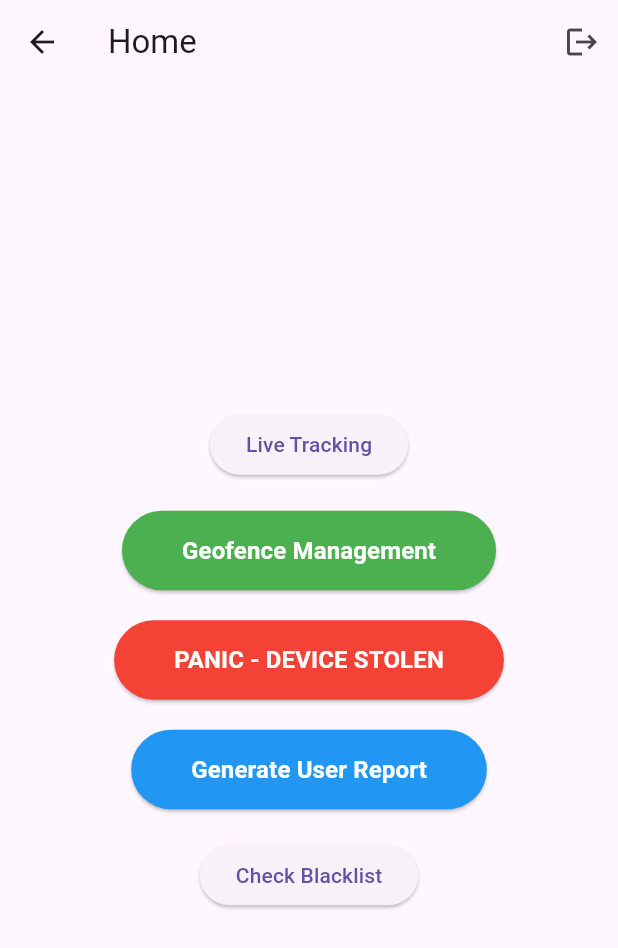
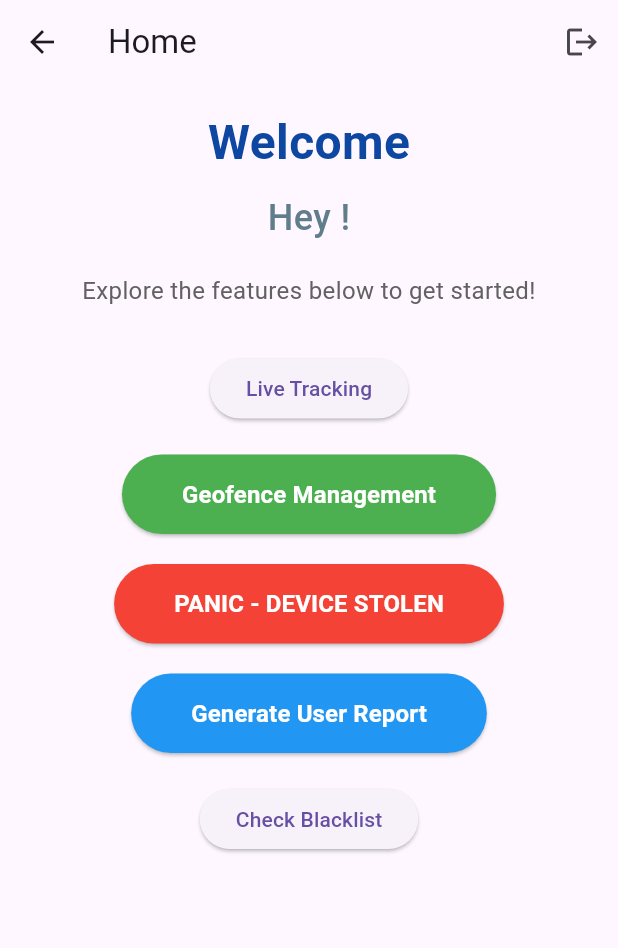
Before and after one commit to MATHUR007/Anti_Theft_App, a Flutter app: the HomeScreen screen opened directly, after a tap on the "logout" icon, on a phone screen of 412 x 824 dp. Shown: the top 948 px of the screen. Run offline on Flutter 3.47's test engine with Material 3 defaults, Android fonts, the phone set to English and light mode, and no system bars; our stand-ins replace geolocator, google_maps_flutter, share_plus, shared_preferences, supabase_flutter; missing offline and left inert: flutter_email_sender; accounts and stored records are empty.

Commit message:
Last minute Changes

```diff
--- a/lib/screens/home_screen.dart
+++ b/lib/screens/home_screen.dart
@@ -7,6 +7,23 @@ import 'Blacklistnumber.dart';
 import 'geofence.dart';
 
 class HomeScreen extends StatelessWidget {
+  Future<String> _fetchUsername() async {
+    final user = Supabase.instance.client.auth.currentUser;
+    if (user == null) return 'User'; // Changed default name to 'User'
+
+    try {
+      final response = await Supabase.instance.client
+          .from('Snatcher Database')
+          .select('full_name')
+          .eq('auth.uid', user.id)
+          .single();
+
+      return response['full_name'] ?? 'User'; // Changed fallback name to 'User'
+    } catch (e) {
+      return 'User'; // Changed fallback name to 'User'
+    }
+  }
+
   @override
   Widget build(BuildContext context) {
     return Scaffold(
@@ -25,15 +42,52 @@ class HomeScreen extends StatelessWidget {
           ),
         ],
       ),
-      body: Center(
+      body: FutureBuilder<String>(
+        future: _fetchUsername(),
+        builder: (context, snapshot) {
+          final username = snapshot.data ?? 'Guest';
+
+          return SingleChildScrollView(
+            child: Center(
+              // Added Center widget
+              child: Padding(
+                padding: const EdgeInsets.all(16.0),
                 child: Column(
-          mainAxisAlignment: MainAxisAlignment.center,
+                  crossAxisAlignment: CrossAxisAlignment.center,
                   children: [
+                    Text(
+                      'Welcome',
+                      style: TextStyle(
+                        fontSize: 32,
+                        fontWeight: FontWeight.bold,
+                        color: Colors.blue.shade900,
+                      ),
+                    ),
+                    SizedBox(height: 10),
+                    Text(
+                      'Hey $username!',
+                      style: TextStyle(
+                        fontSize: 24,
+                        fontWeight: FontWeight.w500,
+                        color: Colors.blueGrey,
+                      ),
+                    ),
+                    SizedBox(height: 20),
+                    Text(
+                      'Explore the features below to get started!',
+                      textAlign: TextAlign.center,
+                      style: TextStyle(
+                        fontSize: 16,
+                        color: Colors.grey.shade700,
+                      ),
+                    ),
+                    SizedBox(height: 30),
                     ElevatedButton(
                       onPressed: () {
                         Navigator.push(
                           context,
-                  MaterialPageRoute(builder: (context) => LiveTrackingScreen()),
+                          MaterialPageRoute(
+                              builder: (context) => LiveTrackingScreen()),
                         );
                       },
                       child: Text('Live Tracking'),
@@ -43,12 +97,14 @@ class HomeScreen extends StatelessWidget {
                       onPressed: () {
                         Navigator.push(
                           context,
-                  MaterialPageRoute(builder: (context) => GeofenceScreen()),
+                          MaterialPageRoute(
+                              builder: (context) => GeofenceScreen()),
                         );
                       },
                       style: ElevatedButton.styleFrom(
                         backgroundColor: Colors.green,
-                padding: EdgeInsets.symmetric(horizontal: 40, vertical: 15),
+                        padding:
+                            EdgeInsets.symmetric(horizontal: 40, vertical: 15),
                       ),
                       child: Text(
                         'Geofence Management',
@@ -71,7 +127,8 @@ class HomeScreen extends StatelessWidget {
                       },
                       style: ElevatedButton.styleFrom(
                         backgroundColor: Colors.red,
-                padding: EdgeInsets.symmetric(horizontal: 40, vertical: 15),
+                        padding:
+                            EdgeInsets.symmetric(horizontal: 40, vertical: 15),
                       ),
                       child: Text(
                         'PANIC - DEVICE STOLEN',
@@ -87,12 +144,14 @@ class HomeScreen extends StatelessWidget {
                       onPressed: () {
                         Navigator.push(
                           context,
-                  MaterialPageRoute(builder: (context) => UserReportScreen()),
+                          MaterialPageRoute(
+                              builder: (context) => UserReportScreen()),
                         );
                       },
                       style: ElevatedButton.styleFrom(
                         backgroundColor: Colors.blue,
-                padding: EdgeInsets.symmetric(horizontal: 40, vertical: 15),
+                        padding:
+                            EdgeInsets.symmetric(horizontal: 40, vertical: 15),
                       ),
                       child: Text(
                         'Generate User Report',
@@ -117,6 +176,10 @@ class HomeScreen extends StatelessWidget {
                   ],
                 ),
               ),
+            ),
+          );
+        },
+      ),
     );
   }
 }
```
Lines whose indentation alone changed are shown as unchanged.
